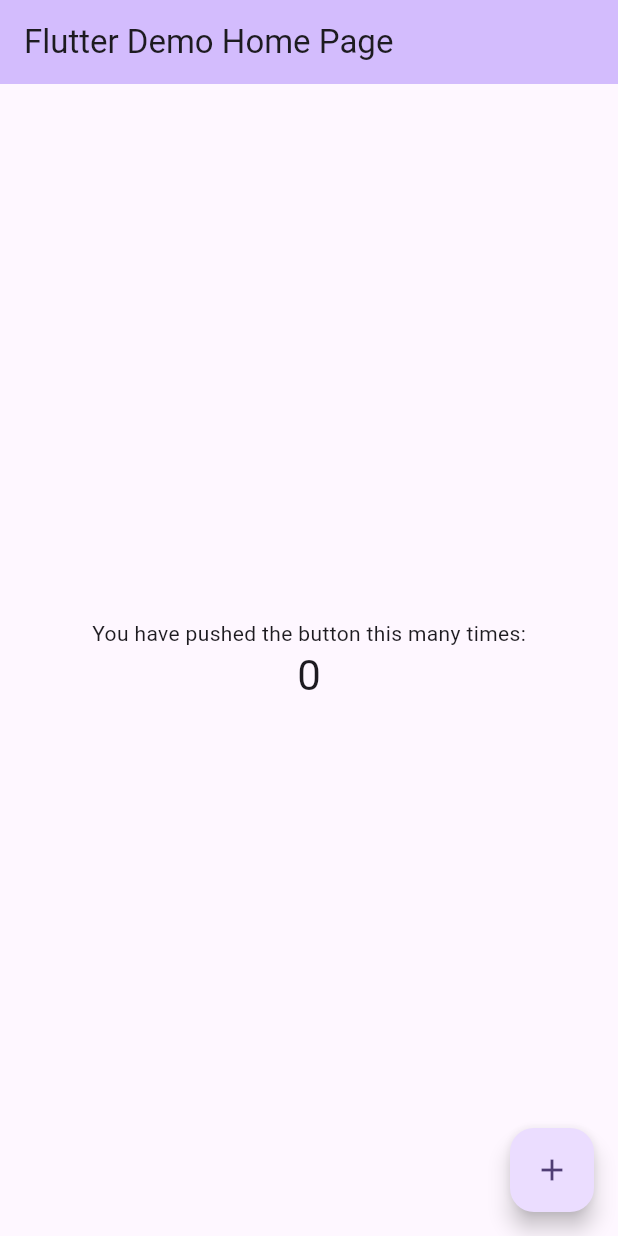
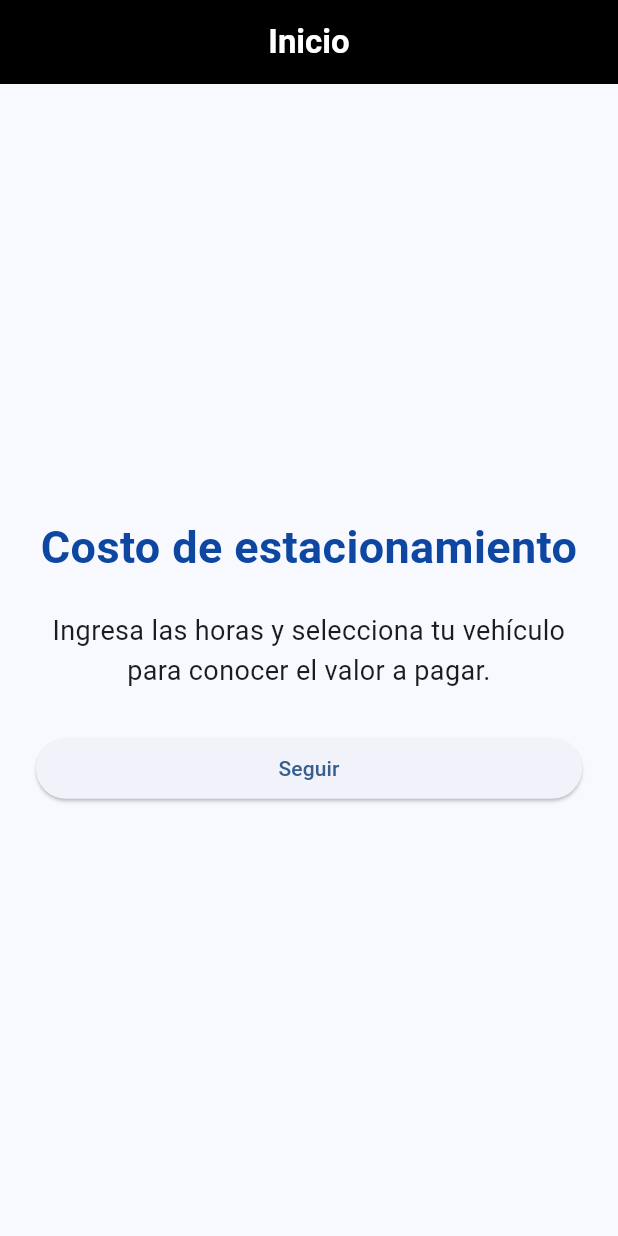
Before and after one commit to GabMGallegos/proy_exam_u1, a Flutter app: the screen it shows after launch, on a phone screen of 412 x 824 dp. Run offline on Flutter 3.47's test engine with Material 3 defaults, Android fonts, the phone set to English and light mode, and no system bars.

Commit message:
modificaciones pertinentes para la resolcuion del ejercicio

```diff
--- a/analysis_options.yaml
+++ b/analysis_options.yaml
@@ -31,6 +31,10 @@ linter:
   # `// ignore_for_file: name_of_lint` syntax on the line or in the file
   # producing the lint.
   rules:
+    # Permite el estilo sencillo de clase sin exigir const opcionales.
+    prefer_const_constructors: false
+    prefer_const_constructors_in_immutables: false
+    prefer_const_literals_to_create_immutables: false
     # avoid_print: false  # Uncomment to disable the `avoid_print` rule
     # prefer_single_quotes: true  # Uncomment to enable the `prefer_single_quotes` rule
 
--- a/lib/main.dart
+++ b/lib/main.dart
@@ -1,4 +1,10 @@
 import 'package:flutter/material.dart';
+import 'package:provider/provider.dart';
+
+import 'viewmodels/estacionamiento_viewmodel.dart';
+import 'vista/pantallas/inicio_pantalla.dart';
+import 'vista/pantallas/estacionamiento_pantalla.dart';
+import 'vista/pantallas/resultado_pantalla.dart';
 
 void main() {
   runApp(const MyApp());
@@ -7,115 +13,35 @@ void main() {
 class MyApp extends StatelessWidget {
   const MyApp({super.key});
 
-  // This widget is the root of your application.
   @override
   Widget build(BuildContext context) {
-    return MaterialApp(
-      title: 'Flutter Demo',
-      theme: ThemeData(
-        // This is the theme of your application.
-        //
-        // TRY THIS: Try running your application with "flutter run". You'll see
-        // the application has a purple toolbar. Then, without quitting the app,
-        // try changing the seedColor in the colorScheme below to Colors.green
-        // and then invoke "hot reload" (save your changes or press the "hot
-        // reload" button in a Flutter-supported IDE, or press "r" if you used
-        // the command line to start the app).
-        //
-        // Notice that the counter didn't reset back to zero; the application
-        // state is not lost during the reload. To reset the state, use hot
-        // restart instead.
-        //
-        // This works for code too, not just values: Most code changes can be
-        // tested with just a hot reload.
-        colorScheme: .fromSeed(seedColor: Colors.deepPurple),
-      ),
-      home: const MyHomePage(title: 'Flutter Demo Home Page'),
-    );
-  }
-}
-
-class MyHomePage extends StatefulWidget {
-  const MyHomePage({super.key, required this.title});
-
-  // This widget is the home page of your application. It is stateful, meaning
-  // that it has a State object (defined below) that contains fields that affect
-  // how it looks.
-
-  // This class is the configuration for the state. It holds the values (in this
-  // case the title) provided by the parent (in this case the App widget) and
-  // used by the build method of the State. Fields in a Widget subclass are
-  // always marked "final".
-
-  final String title;
-
-  @override
-  State<MyHomePage> createState() => _MyHomePageState();
-}
-
-class _MyHomePageState extends State<MyHomePage> {
-  int _counter = 0;
-
-  void _incrementCounter() {
-    setState(() {
-      // This call to setState tells the Flutter framework that something has
-      // changed in this State, which causes it to rerun the build method below
-      // so that the display can reflect the updated values. If we changed
-      // _counter without calling setState(), then the build method would not be
-      // called again, and so nothing would appear to happen.
-      _counter++;
-    });
-  }
-
-  @override
-  Widget build(BuildContext context) {
-    // This method is rerun every time setState is called, for instance as done
-    // by the _incrementCounter method above.
-    //
-    // The Flutter framework has been optimized to make rerunning build methods
-    // fast, so that you can just rebuild anything that needs updating rather
-    // than having to individually change instances of widgets.
-    return Scaffold(
-      appBar: AppBar(
-        // TRY THIS: Try changing the color here to a specific color (to
-        // Colors.amber, perhaps?) and trigger a hot reload to see the AppBar
-        // change color while the other colors stay the same.
-        backgroundColor: Theme.of(context).colorScheme.inversePrimary,
-        // Here we take the value from the MyHomePage object that was created by
-        // the App.build method, and use it to set our appbar title.
-        title: Text(widget.title),
-      ),
-      body: Center(
-        // Center is a layout widget. It takes a single child and positions it
-        // in the middle of the parent.
-        child: Column(
-          // Column is also a layout widget. It takes a list of children and
-          // arranges them vertically. By default, it sizes itself to fit its
-          // children horizontally, and tries to be as tall as its parent.
-          //
-          // Column has various properties to control how it sizes itself and
-          // how it positions its children. Here we use mainAxisAlignment to
-          // center the children vertically; the main axis here is the vertical
-          // axis because Columns are vertical (the cross axis would be
-          // horizontal).
-          //
-          // TRY THIS: Invoke "debug painting" (choose the "Toggle Debug Paint"
-          // action in the IDE, or press "p" in the console), to see the
-          // wireframe for each widget.
-          mainAxisAlignment: .center,
-          children: [
-            const Text('You have pushed the button this many times:'),
-            Text(
-              '$_counter',
-              style: Theme.of(context).textTheme.headlineMedium,
+    // Provider comparte el VM con las vistas y libera su instancia al salir.
+    return ChangeNotifierProvider(
+      create: (_) => EstacionamientoViewModel(),
+      child: MaterialApp(
+        title: 'Costo de estacionamiento',
+        debugShowCheckedModeBanner: false,
+        theme: ThemeData(
+          colorScheme: ColorScheme.fromSeed(seedColor: Colors.blue),
+          // Estilo compartido por los encabezados de las tres pantallas.
+          appBarTheme: AppBarTheme(
+            backgroundColor: Colors.black,
+            foregroundColor: Colors.white,
+            centerTitle: true,
+            titleTextStyle: TextStyle(
+              color: Colors.white,
+              fontSize: 22,
+              fontWeight: FontWeight.bold,
             ),
-          ],
+          ),
         ),
-      ),
-      floatingActionButton: FloatingActionButton(
-        onPressed: _incrementCounter,
-        tooltip: 'Increment',
-        child: const Icon(Icons.add),
+        // Las tres pantallas del examen se registran como rutas nombradas.
+        initialRoute: '/',
+        routes: {
+          '/': (_) => InicioPantalla(),
+          '/principal': (_) => EstacionamientoPantalla(),
+          '/resultado': (_) => ResultadoPantalla(),
+        },
       ),
     );
   }
--- /dev/null
+++ b/lib/modelos/estacionamiento_modelo.dart
@@ -0,0 +1,17 @@
+class EstacionamientoModelo {
+  int horas;
+  String tipoVehiculo;
+  double tarifa;
+  double subtotal;
+  double descuento;
+  double total;
+
+  EstacionamientoModelo({
+    required this.horas,
+    required this.tipoVehiculo,
+    required this.tarifa,
+    required this.subtotal,
+    required this.descuento,
+    required this.total,
+  });
+}
--- /dev/null
+++ b/lib/viewmodels/estacionamiento_viewmodel.dart
@@ -0,0 +1,27 @@
+import 'package:flutter/material.dart';
+
+import '../modelos/estacionamiento_modelo.dart';
+
+class EstacionamientoViewModel extends ChangeNotifier {
+  String tipoVehiculo = 'Automóvil';
+
+  void seleccionarTipo(String tipo) {
+    tipoVehiculo = tipo;
+    // Avisa a las vistas que escuchan con context.watch().
+    notifyListeners();
+  }
+
+  EstacionamientoModelo calcular(int horas) {
+    final tarifa = tipoVehiculo == 'Automóvil' ? 1.0 : 0.50;
+    final subtotal = horas * tarifa;
+    final descuento = horas > 5 ? subtotal * 0.10 : 0.0;
+    return EstacionamientoModelo(
+      horas: horas,
+      tipoVehiculo: tipoVehiculo,
+      tarifa: tarifa,
+      subtotal: subtotal,
+      descuento: descuento,
+      total: subtotal - descuento,
+    );
+  }
+}
--- /dev/null
+++ b/lib/vista/pantallas/inicio_pantalla.dart
@@ -0,0 +1,43 @@
+import 'package:flutter/material.dart';
+
+class InicioPantalla extends StatelessWidget {
+  InicioPantalla({super.key});
+
+  @override
+  Widget build(BuildContext context) {
+    return Scaffold(
+      appBar: AppBar(title: Text('Inicio')),
+      body: Center(
+        child: SingleChildScrollView(
+          padding: EdgeInsets.all(24),
+          child: Column(
+            mainAxisSize: MainAxisSize.min,
+            crossAxisAlignment: CrossAxisAlignment.stretch,
+            children: [
+              Text(
+                'Costo de estacionamiento',
+                textAlign: TextAlign.center,
+                style: TextStyle(
+                  fontSize: 30,
+                  fontWeight: FontWeight.bold,
+                  color: Colors.blue.shade900,
+                ),
+              ),
+              SizedBox(height: 20),
+              Text(
+                'Ingresa las horas y selecciona tu vehículo para conocer el valor a pagar.',
+                textAlign: TextAlign.center,
+                style: TextStyle(fontSize: 18, height: 1.5),
+              ),
+              SizedBox(height: 28),
+              ElevatedButton(
+                onPressed: () => Navigator.pushNamed(context, '/principal'),
+                child: Text('Seguir'),
+              ),
+            ],
+          ),
+        ),
+      ),
+    );
+  }
+}
--- /dev/null
+++ b/lib/vista/widgets/option_button.dart
@@ -0,0 +1,17 @@
+import 'package:flutter/material.dart';
+
+// Diseño atómico: átomo reutilizable para cada opción del vehículo.
+class OptionButton extends StatelessWidget {
+  final String titulo;
+  final String valor;
+
+  OptionButton({super.key, required this.titulo, required this.valor});
+
+  @override
+  Widget build(BuildContext context) {
+    return RadioListTile<String>(
+      title: Text(titulo, textAlign: TextAlign.center),
+      value: valor,
+    );
+  }
+}
--- a/pubspec.yaml
+++ b/pubspec.yaml
@@ -34,6 +34,7 @@ dependencies:
   # The following adds the Cupertino Icons font to your application.
   # Use with the CupertinoIcons class for iOS style icons.
   cupertino_icons: ^1.0.8
+  provider: ^6.1.5+1
 
 dev_dependencies:
   flutter_test:
```
Also changed, not shown: lib/vista/pantallas/estacionamiento_pantalla.dart (added, +76 -0 lines), lib/vista/pantallas/resultado_pantalla.dart (added, +53 -0 lines), lib/vista/widgets/campo_numero.dart (added, +23 -0 lines), lib/vista/widgets/formulario_estacionamiento.dart (added, +60 -0 lines), pubspec.lock, 3 other files.
